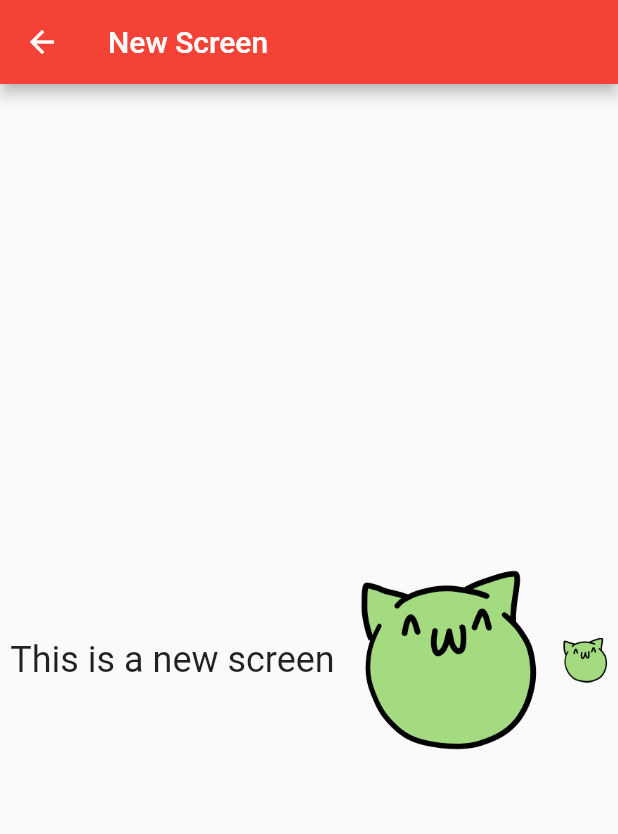
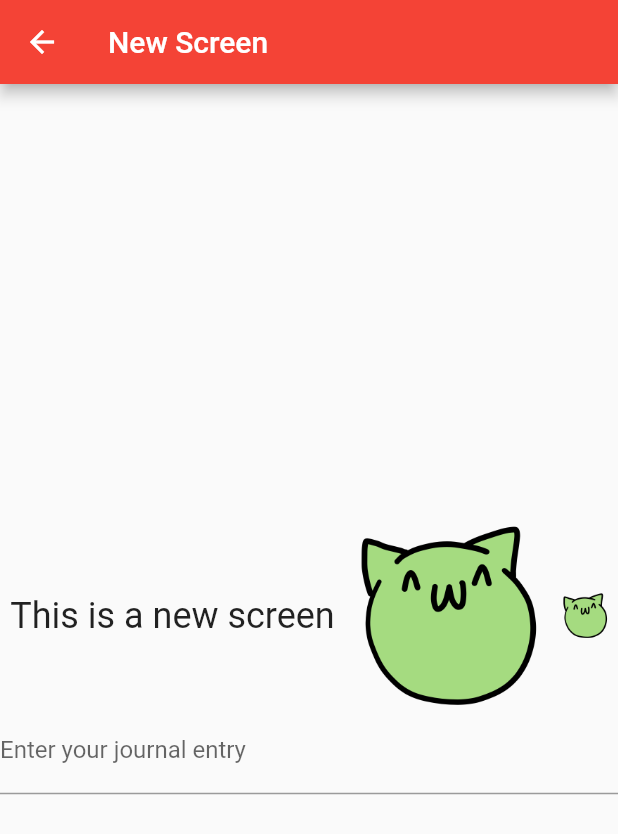
Before and after one commit to soyoybean/DemoApp, a Flutter app: the Entries screen opened directly, on a phone screen of 412 x 824 dp. Shown: the top 834 px of the screen. Run offline on Flutter 3.47's test engine with Material 2 defaults, Android fonts, the phone set to English and light mode, and no system bars.

Commit message:
text field

```diff
--- a/lib/entries.dart
+++ b/lib/entries.dart
@@ -1,5 +1,6 @@
-import 'dart:async';
 import 'package:flutter/material.dart';
+
+Map<String,String> journalEntry = Map();
 
 class Entries extends StatefulWidget{
   @override
@@ -35,6 +36,11 @@ class _Entries extends State<Entries> {
                 child: new Image.asset("assets/happy.png")
               )
              ],),
+        TextFormField(
+          decoration: InputDecoration(
+              labelText: 'Enter your journal entry'
+          ),
+        )
           ],
         ),
       ),
--- a/lib/main.dart
+++ b/lib/main.dart
@@ -114,7 +114,7 @@ class _MyHomePageState extends State<MyHomePage> {
               ),
             ),
             ListTile(
-              title: Text("NewScreen"),
+              title: Text("Entries"),
               trailing: Icon(Icons.arrow_forward),
               onTap: () {
                 Navigator.of(context).pop();
@@ -159,6 +159,7 @@ class _MyHomePageState extends State<MyHomePage> {
           ],
         ),
       ),
+      // Create a button
       floatingActionButton: FloatingActionButton(
         onPressed: _incrementCounter,
         tooltip: 'Increment',
@@ -168,6 +169,7 @@ class _MyHomePageState extends State<MyHomePage> {
   }
 }
 
+// Create a class for a new screen to navigate to.
 /*class NewScreen extends StatelessWidget {
   @override
   Widget build(BuildContext context) {
--- a/pubspec.yaml
+++ b/pubspec.yaml
@@ -29,6 +29,7 @@ dependencies:
   # Use with the CupertinoIcons class for iOS style icons.
   cupertino_icons: ^1.0.0
   url_launcher: ^5.7.10
+  shared_preferences: ^2.0.5
 
 dev_dependencies:
   flutter_test:
```
